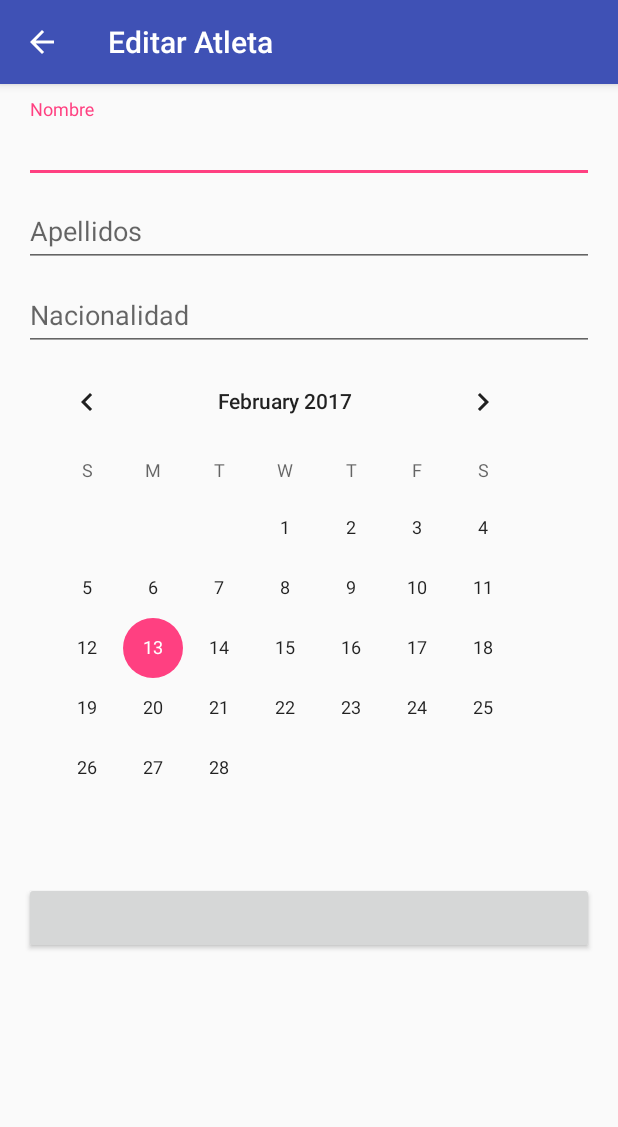
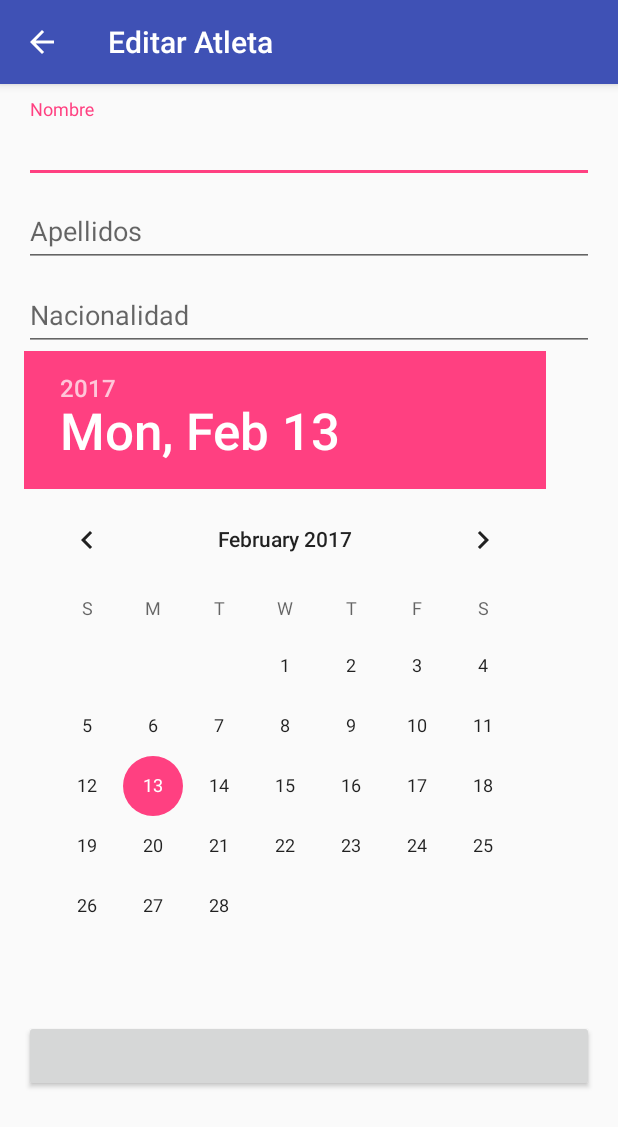
Before and after one commit to IvanMoyaFernandez/AtletaMedalla-Android, an Android app: the AddEditAtletaActivity screen opened directly, with no data from a screen before it, on a phone screen of 412 x 824 dp. Shown: the top 1127 px of the screen. Run offline under Robolectric (Android 15) with nearby library versions, the phone set to English and light mode, and no system bars; 2 statements that could not run were skipped.

Commit message:
activity añadir atleta - calendar editado

```diff
--- a/app/src/main/res/layout/activity_add_edit.xml
+++ b/app/src/main/res/layout/activity_add_edit.xml
@@ -104,18 +104,18 @@
 
             </android.support.design.widget.TextInputLayout>
 
-            <CalendarView
+            <!--<CalendarView
                 android:id="@+id/fechaNacimientoAtleta"
                 android:layout_width="wrap_content"
                 android:layout_height="wrap_content"
-                android:imeActionId="@+id/add_edit_button"/>
+                android:imeActionId="@+id/add_edit_button"/>-->
 
-          <!--  <DatePicker
+            <DatePicker
                 android:id="@+id/fechaNacimientoAtleta"
                 android:datePickerMode="calendar"
                 android:imeActionId="@+id/add_edit_button"
                 android:layout_height="wrap_content"
-                android:layout_width="wrap_content"/> -->
+                android:layout_width="wrap_content"/>
 
             <Button
                 android:id="@+id/add_edit_button"
```
